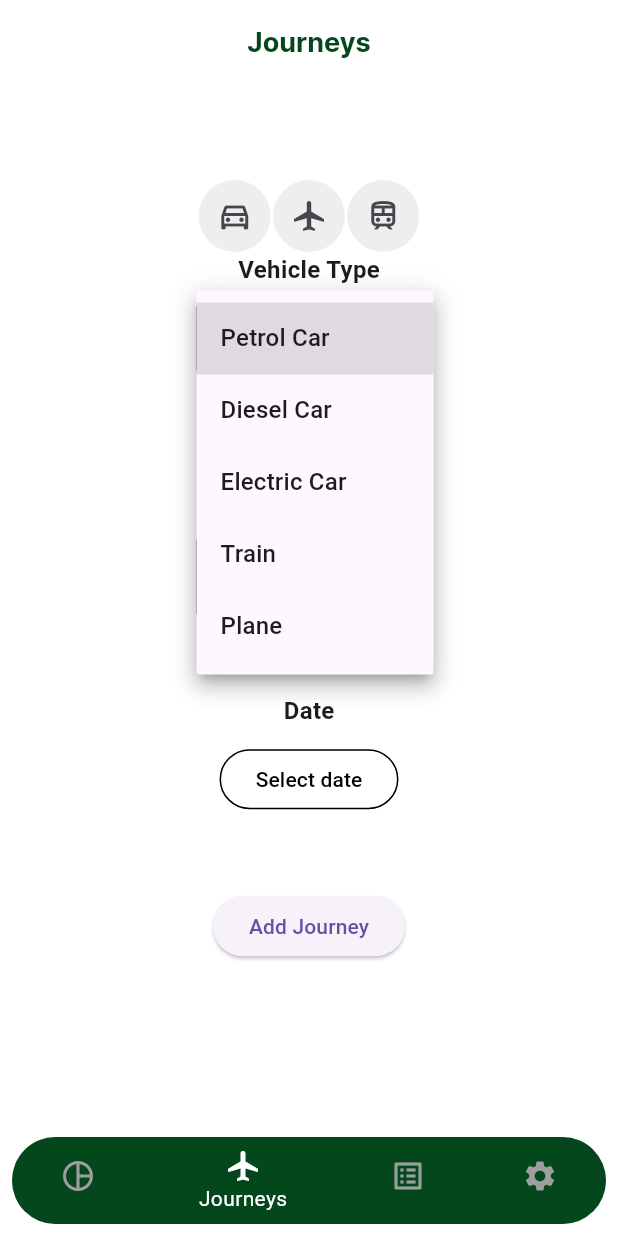
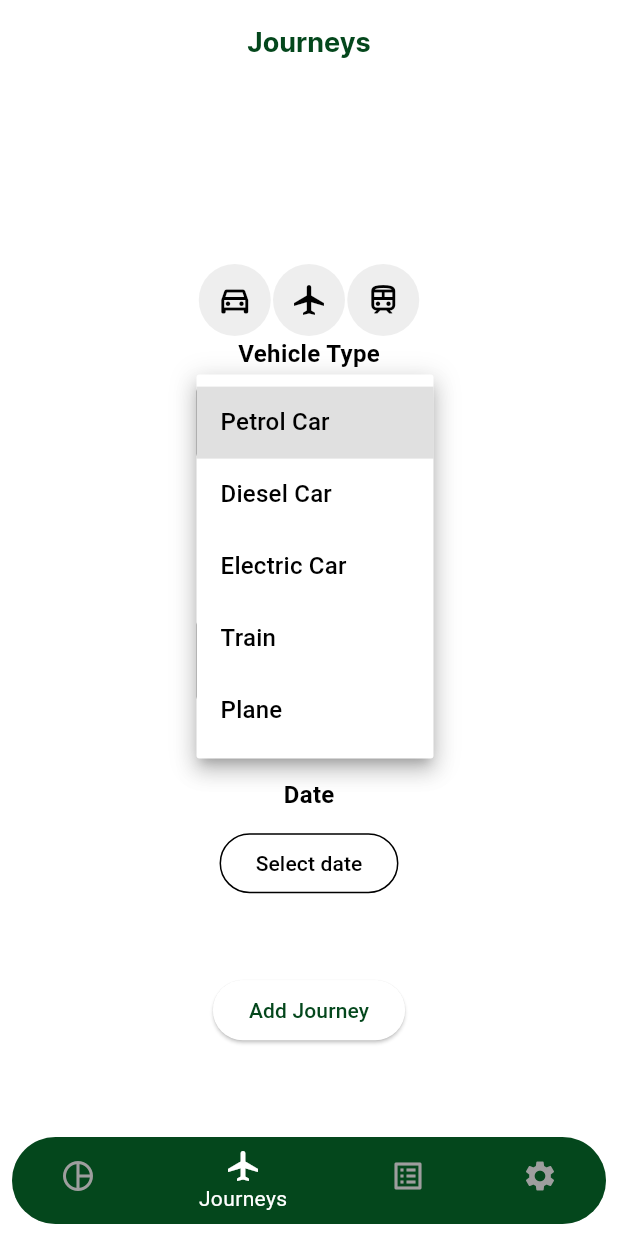
Before and after one commit to WillHeather18/carbonemissioncalculator, a Flutter app: the screen it shows after launch, item 2 of the bottom bar chosen, after a tap on "Petrol Car", on a phone screen of 412 x 824 dp. Run offline on Flutter 3.47's test engine with Material 3 defaults, Android fonts, the phone set to English and light mode, and no system bars; our stand-ins replace fl_chart; missing offline and left inert: mysql1; network calls fail.

Commit message:
added theme control

```diff
--- a/lib/main.dart
+++ b/lib/main.dart
@@ -1,16 +1,55 @@
 //import 'package:carbonemissioncalculator/pages/login.dart';
 import 'package:carbonemissioncalculator/pagestate.dart';
 import 'package:flutter/material.dart';
+import 'package:provider/provider.dart';
 
 void main() async {
-  runApp(const MyApp());
+  runApp(
+    ChangeNotifierProvider(
+      create: (context) => ThemeNotifier(),
+      child: MyApp(),
+    ),
+  );
 }
 
 class MyApp extends StatelessWidget {
-  const MyApp({super.key});
-
   @override
   Widget build(BuildContext context) {
-    return MaterialApp(debugShowCheckedModeBanner: false, home: MyHomePage());
+    final themeNotifier = Provider.of<ThemeNotifier>(context);
+    return MaterialApp(
+      debugShowCheckedModeBanner: false,
+      theme: themeNotifier.isLightTheme ? Themes.light : Themes.dark,
+      home: MyHomePage(),
+    );
   }
 }
+
+class ThemeNotifier with ChangeNotifier {
+  bool _isLightTheme = true;
+
+  bool get isLightTheme => _isLightTheme;
+
+  void toggleTheme() {
+    _isLightTheme = !_isLightTheme;
+    notifyListeners();
+  }
+}
+
+class Themes {
+  static final light = ThemeData(
+      colorScheme: const ColorScheme.light(
+    primary: Color(0xFF04471C),
+    secondary: Colors.black,
+    background: Colors.white,
+    brightness: Brightness.light,
+  ));
+
+  static final dark = ThemeData(
+    colorScheme: const ColorScheme.dark(
+      primary: Colors.white,
+      secondary: Colors.black,
+      background: Color(0xFF04471C),
+      brightness: Brightness.dark,
+    ),
+  );
+}
--- a/lib/pages/home.dart
+++ b/lib/pages/home.dart
@@ -16,14 +16,13 @@ class OverviewState extends State<Overview> {
 
   @override
   Widget build(BuildContext context) {
-    print('Current Timeframe: $currentTimeframe');
     return Scaffold(
         extendBodyBehindAppBar: true,
-        appBar: appBar(context),
         body: Stack(
           children: [
             Container(
-              decoration: const BoxDecoration(color: Colors.white),
+              decoration: BoxDecoration(
+                  color: Theme.of(context).colorScheme.background),
             ),
             const Padding(
               padding: EdgeInsets.only(top: 170.0, left: 25.0),
@@ -81,13 +80,13 @@ class OverviewState extends State<Overview> {
               padding: const EdgeInsets.only(left: 20.0, top: 100),
               child: DropdownButton<String>(
                 value: currentTimeframe,
-                icon: const Icon(Icons.arrow_downward),
+                icon: Icon(Icons.arrow_downward),
                 iconSize: 24,
                 elevation: 16,
-                style: const TextStyle(color: Colors.deepPurple),
+                style: TextStyle(color: Theme.of(context).colorScheme.primary),
                 underline: Container(
                   height: 2,
-                  color: Colors.deepPurpleAccent,
+                  color: Theme.of(context).colorScheme.primary,
                 ),
                 onChanged: (String? newValue) {
                   setState(() {
@@ -104,22 +103,6 @@ class OverviewState extends State<Overview> {
             ),
           ],
         ));
-  }
-
-  AppBar appBar(BuildContext context) {
-    return AppBar(
-      title: const Text(
-        'Overview',
-        style: TextStyle(
-            color: Color(0xFF04471C),
-            fontSize: 18,
-            fontWeight: FontWeight.bold,
-            fontFamily: 'Inter'),
-      ),
-      backgroundColor: Colors.transparent,
-      centerTitle: true,
-      elevation: 0.0,
-    );
   }
 
   Future<Map<String, double>> calculateVehicleTypeDistribution(
--- a/lib/pages/journy.dart
+++ b/lib/pages/journy.dart
@@ -25,10 +25,11 @@ class JourneysState extends State<Journeys> {
   Widget build(BuildContext context) {
     return Scaffold(
         extendBodyBehindAppBar: true,
-        appBar: appBar(context),
         body: Stack(children: [
           Container(
-            decoration: const BoxDecoration(color: Colors.white),
+            decoration: BoxDecoration(
+              color: Theme.of(context).colorScheme.background,
+            ),
           ),
           Padding(
               padding: const EdgeInsets.only(top: 120),
@@ -208,22 +209,6 @@ class JourneysState extends State<Journeys> {
         ]));
   }
 
-  AppBar appBar(BuildContext context) {
-    return AppBar(
-      title: const Text(
-        'Journeys',
-        style: TextStyle(
-            color: Color(0xFF04471C),
-            fontSize: 18,
-            fontWeight: FontWeight.bold,
-            fontFamily: 'Inter'),
-      ),
-      backgroundColor: Colors.transparent,
-      centerTitle: true,
-      elevation: 0.0,
-    );
-  }
-
   void selectDate(BuildContext context) async {
     final DateTime? picked = await showDatePicker(
       context: context,
--- a/lib/pages/login.dart
+++ b/lib/pages/login.dart
@@ -12,7 +12,8 @@ class Login extends StatelessWidget {
     return Scaffold(
       body: Stack(children: [
         Container(
-          decoration: const BoxDecoration(color: Color(0xFF04471C)),
+          decoration:
+              BoxDecoration(color: Theme.of(context).colorScheme.background),
         ),
         const Padding(
           padding: EdgeInsets.only(top: 350.0, left: 50.0),
--- a/lib/pages/signup.dart
+++ b/lib/pages/signup.dart
@@ -13,7 +13,8 @@ class Signup extends StatelessWidget {
     return Scaffold(
       body: Stack(children: [
         Container(
-          decoration: const BoxDecoration(color: Color(0xFF04471C)),
+          decoration:
+              BoxDecoration(color: Theme.of(context).colorScheme.background),
         ),
         const Padding(
           padding: EdgeInsets.only(top: 350.0, left: 50.0),
--- a/lib/pagestate.dart
+++ b/lib/pagestate.dart
@@ -12,7 +12,18 @@ class MyHomePage extends StatefulWidget {
 
 class PageState extends State<MyHomePage> {
   int _currentPageIndex = 0;
-  final List<Widget> _pages = [Overview(), Journeys(), Entries(), Settings()];
+  late List<Widget> _pages;
+  final List<String> _pageTitles = [
+    'Overview',
+    'Journeys',
+    'Entries',
+    'Settings'
+  ]; // Add your page titles here
+  @override
+  void initState() {
+    super.initState();
+    _pages = [Overview(), Journeys(), Entries(), Settings()];
+  }
 
   void _onItemTapped(int index) {
     setState(() {
@@ -24,6 +35,19 @@ class PageState extends State<MyHomePage> {
   Widget build(BuildContext context) {
     return Scaffold(
         extendBody: true,
+        appBar: AppBar(
+          title: Text(
+            _pageTitles[_currentPageIndex],
+            style: TextStyle(
+                color: Theme.of(context).colorScheme.primary,
+                fontSize: 18,
+                fontWeight: FontWeight.bold,
+                fontFamily: 'Inter'),
+          ),
+          backgroundColor: Colors.transparent,
+          centerTitle: true,
+          elevation: 0.0,
+        ),
         body: _pages[_currentPageIndex],
         bottomNavigationBar: Container(
             padding: const EdgeInsets.only(left: 8.0, right: 8.0, bottom: 8.0),
@@ -31,27 +55,27 @@ class PageState extends State<MyHomePage> {
                 borderRadius: const BorderRadius.vertical(
                     top: Radius.circular(40.0), bottom: Radius.circular(40.0)),
                 child: BottomNavigationBar(
-                  selectedItemColor: Colors.white,
+                  selectedItemColor: Theme.of(context).colorScheme.background,
                   unselectedItemColor: Colors.grey,
                   currentIndex: _currentPageIndex,
                   onTap: _onItemTapped,
-                  items: const <BottomNavigationBarItem>[
+                  items: <BottomNavigationBarItem>[
                     BottomNavigationBarItem(
-                        icon: Icon(Icons.pie_chart_outline),
+                        icon: const Icon(Icons.pie_chart_outline),
                         label: 'Overview',
-                        backgroundColor: Color(0xFF04471C)),
+                        backgroundColor: Theme.of(context).colorScheme.primary),
                     BottomNavigationBarItem(
-                        icon: Icon(Icons.airplanemode_active),
+                        icon: const Icon(Icons.airplanemode_active),
                         label: 'Journeys',
-                        backgroundColor: Color(0xFF04471C)),
+                        backgroundColor: Theme.of(context).colorScheme.primary),
                     BottomNavigationBarItem(
-                        icon: Icon(Icons.list_alt),
+                        icon: const Icon(Icons.list_alt),
                         label: 'Entries',
-                        backgroundColor: Color(0xFF04471C)),
+                        backgroundColor: Theme.of(context).colorScheme.primary),
                     BottomNavigationBarItem(
-                        icon: Icon(Icons.settings),
+                        icon: const Icon(Icons.settings),
                         label: 'Settings',
-                        backgroundColor: Color(0xFF04471C)),
+                        backgroundColor: Theme.of(context).colorScheme.primary),
                   ],
                 ))));
   }
--- a/pubspec.yaml
+++ b/pubspec.yaml
@@ -37,6 +37,7 @@ dependencies:
   http: ^1.1.0
   intl: ^0.18.0
   syncfusion_flutter_datepicker: ^23.2.4
+  provider: ^6.0.1
 
 dev_dependencies:
   flutter_test:
```
Also changed, not shown: lib/api_connection/api_connection.dart (+27 -1 lines), lib/pages/entries.dart (+2 -17 lines), lib/pages/settings.dart (+22 -21 lines), pubspec.lock.
